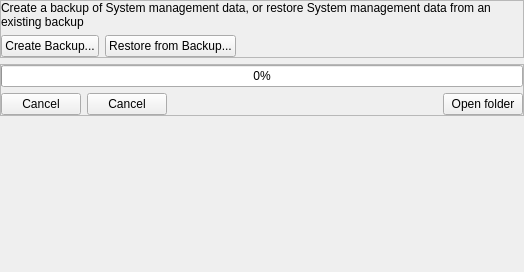
This is vms/client/nx_vms_client_desktop/src/ui/widgets/system_settings/database_management_widget.ui in networkoptix/nx_open as Qt 5 draws it before an edit. The edited form follows.
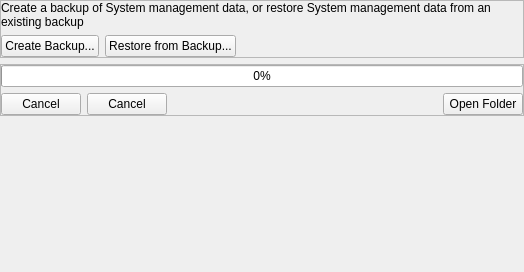
This is the edited form.

What changed in the file:
```diff
--- a/vms/client/nx_vms_client_desktop/src/ui/widgets/system_settings/database_management_widget.ui
+++ b/vms/client/nx_vms_client_desktop/src/ui/widgets/system_settings/database_management_widget.ui
@@ -161,7 +161,7 @@
         <item>
          <widget class="QPushButton" name="openFolderButton">
           <property name="text">
-           <string>Open folder</string>
+           <string>Open Folder</string>
           </property>
          </widget>
         </item>
```
